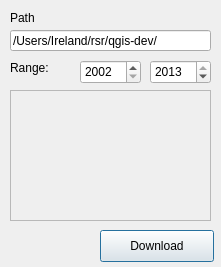
Old version of the form ui_oceandata.ui in the repository antarctica/oceancolor_downloader.
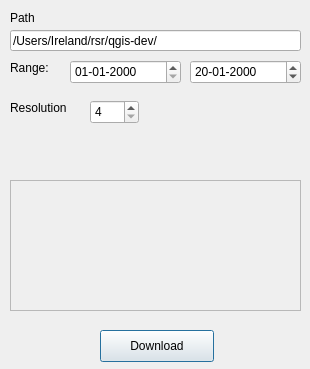
New version of the form.

```diff
--- a/ui_oceandata.ui
+++ b/ui_oceandata.ui
@@ -6,8 +6,8 @@
    <rect>
     <x>0</x>
     <y>0</y>
-    <width>221</width>
-    <height>267</height>
+    <width>310</width>
+    <height>369</height>
    </rect>
   </property>
   <property name="windowTitle">
@@ -26,50 +26,12 @@
     <string>Range:</string>
    </property>
   </widget>
-  <widget class="QSpinBox" name="spnEndDate">
-   <property name="geometry">
-    <rect>
-     <x>150</x>
-     <y>60</y>
-     <width>61</width>
-     <height>24</height>
-    </rect>
-   </property>
-   <property name="minimum">
-    <number>2002</number>
-   </property>
-   <property name="maximum">
-    <number>2013</number>
-   </property>
-   <property name="value">
-    <number>2013</number>
-   </property>
-  </widget>
-  <widget class="QSpinBox" name="spnStartDate">
-   <property name="geometry">
-    <rect>
-     <x>80</x>
-     <y>60</y>
-     <width>61</width>
-     <height>24</height>
-    </rect>
-   </property>
-   <property name="minimum">
-    <number>2002</number>
-   </property>
-   <property name="maximum">
-    <number>2013</number>
-   </property>
-   <property name="value">
-    <number>2002</number>
-   </property>
-  </widget>
   <widget class="QLineEdit" name="txtPath">
    <property name="geometry">
     <rect>
      <x>10</x>
      <y>30</y>
-     <width>201</width>
+     <width>291</width>
      <height>21</height>
     </rect>
    </property>
@@ -84,8 +46,8 @@
    <property name="geometry">
     <rect>
      <x>10</x>
-     <y>90</y>
-     <width>201</width>
+     <y>180</y>
+     <width>291</width>
      <height>131</height>
     </rect>
    </property>
@@ -107,7 +69,7 @@
    <property name="geometry">
     <rect>
      <x>100</x>
-     <y>230</y>
+     <y>330</y>
      <width>114</width>
      <height>32</height>
     </rect>
@@ -116,6 +78,71 @@
     <string>Download</string>
    </property>
   </widget>
+  <widget class="QDateEdit" name="startDate">
+   <property name="geometry">
+    <rect>
+     <x>70</x>
+     <y>60</y>
+     <width>111</width>
+     <height>24</height>
+    </rect>
+   </property>
+   <property name="displayFormat">
+    <string>dd-MM-yyyy</string>
+   </property>
+  </widget>
+  <widget class="QDateEdit" name="endDate">
+   <property name="geometry">
+    <rect>
+     <x>190</x>
+     <y>60</y>
+     <width>111</width>
+     <height>24</height>
+    </rect>
+   </property>
+   <property name="displayFormat">
+    <string>dd-MM-yyyy</string>
+   </property>
+   <property name="date">
+    <date>
+     <year>2000</year>
+     <month>1</month>
+     <day>20</day>
+    </date>
+   </property>
+  </widget>
+  <widget class="QSpinBox" name="spnRes">
+   <property name="geometry">
+    <rect>
+     <x>90</x>
+     <y>100</y>
+     <width>49</width>
+     <height>24</height>
+    </rect>
+   </property>
+   <property name="minimum">
+    <number>4</number>
+   </property>
+   <property name="maximum">
+    <number>9</number>
+   </property>
+   <property name="singleStep">
+    <number>5</number>
+   </property>
+  </widget>
+  <widget class="QLabel" name="label_3">
+   <property name="geometry">
+    <rect>
+     <x>10</x>
+     <y>100</y>
+     <width>62</width>
+     <height>16</height>
+    </rect>
+   </property>
+   <property name="text">
+    <string>Resolution</string>
+   </property>
+  </widget>
  </widget>
  <resources/>
  <connections>
```
